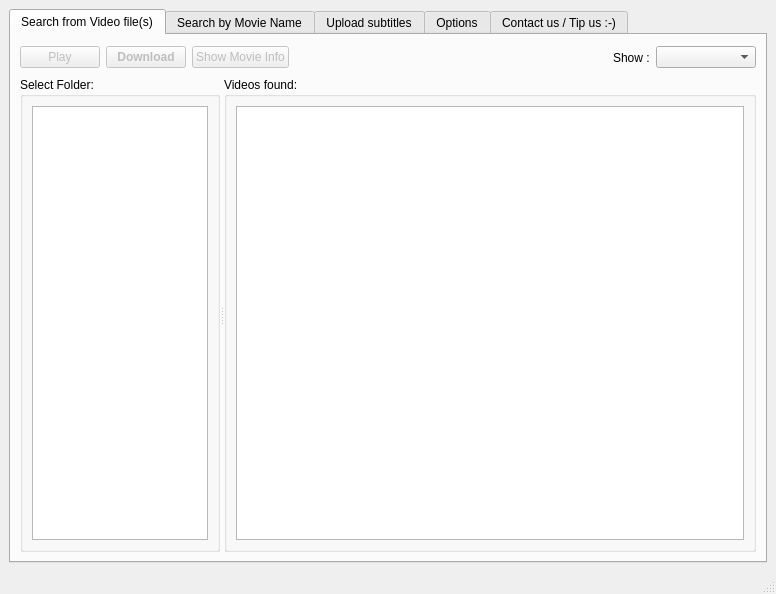
The window that gui/main.ui (mamboitaliano21/subdownloader) describes before a commit, drawn with Qt 5.
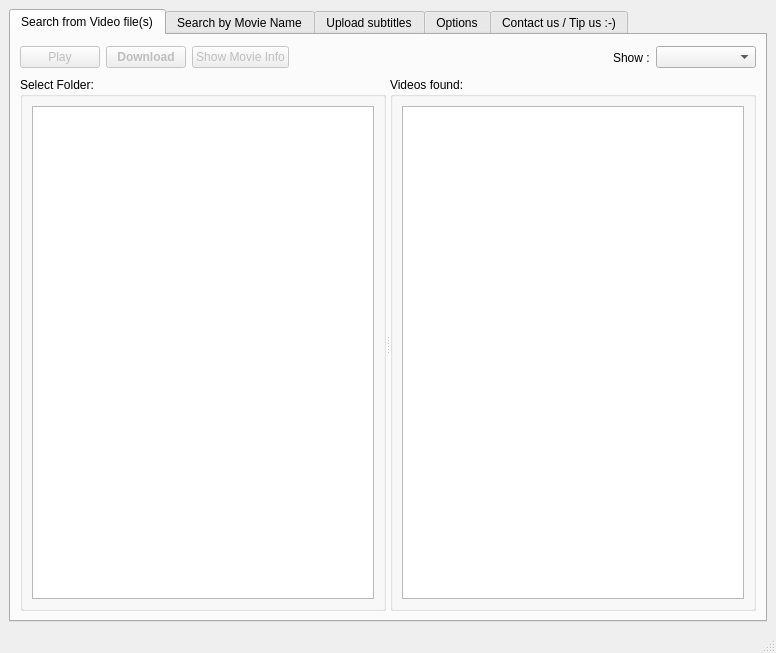
The same window after the commit. Icons and pictures are not drawn. Custom widgets are drawn as their Qt base class.

Commit message: The TreeFolder panel now can be moved to the right side now.

```diff
--- a/gui/main.ui
+++ b/gui/main.ui
@@ -6,7 +6,7 @@
     <x>0</x>
     <y>0</y>
     <width>776</width>
-    <height>594</height>
+    <height>653</height>
    </rect>
   </property>
   <property name="windowTitle" >
@@ -138,40 +138,10 @@
         </item>
         <item>
          <widget class="QSplitter" name="splitter" >
-          <property name="sizePolicy" >
-           <sizepolicy vsizetype="Expanding" hsizetype="Expanding" >
-            <horstretch>0</horstretch>
-            <verstretch>0</verstretch>
-           </sizepolicy>
-          </property>
-          <property name="layoutDirection" >
-           <enum>Qt::LeftToRight</enum>
-          </property>
-          <property name="autoFillBackground" >
-           <bool>false</bool>
-          </property>
           <property name="orientation" >
            <enum>Qt::Horizontal</enum>
           </property>
           <widget class="QGroupBox" name="groupBox_5" >
-           <property name="sizePolicy" >
-            <sizepolicy vsizetype="Preferred" hsizetype="Minimum" >
-             <horstretch>0</horstretch>
-             <verstretch>0</verstretch>
-            </sizepolicy>
-           </property>
-           <property name="minimumSize" >
-            <size>
-             <width>0</width>
-             <height>0</height>
-            </size>
-           </property>
-           <property name="maximumSize" >
-            <size>
-             <width>200</width>
-             <height>16777215</height>
-            </size>
-           </property>
            <property name="title" >
             <string>Select Folder:</string>
            </property>
@@ -185,17 +155,11 @@
             </item>
            </layout>
           </widget>
-          <widget class="QGroupBox" name="groupBox_3" >
-           <property name="sizePolicy" >
-            <sizepolicy vsizetype="Minimum" hsizetype="Minimum" >
-             <horstretch>0</horstretch>
-             <verstretch>0</verstretch>
-            </sizepolicy>
-           </property>
+          <widget class="QGroupBox" name="groupBox_videosFound" >
            <property name="title" >
             <string>Videos found:</string>
            </property>
-           <layout class="QVBoxLayout" >
+           <layout class="QHBoxLayout" >
             <item>
              <widget class="QTreeView" name="videoView" />
             </item>
```
The commit also changes 1 other file.
